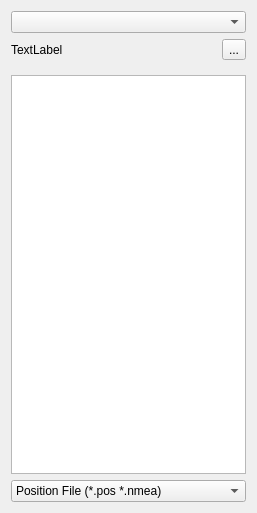
Old version of the form app/qtapp/rtkplot_qt/fileseldlg.ui in the repository lhuisman/myRTKLIB.
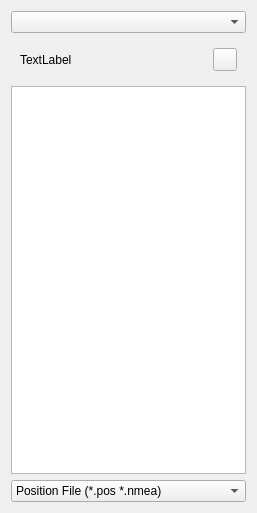
New version of the form. Icons and pictures are not drawn.

Patch:
```diff
--- a/app/qtapp/rtkplot_qt/fileseldlg.ui
+++ b/app/qtapp/rtkplot_qt/fileseldlg.ui
@@ -52,26 +52,8 @@
     </widget>
    </item>
    <item>
-    <widget class="QWidget" name="Panel2" native="true">
-     <property name="toolTip">
-      <string/>
-     </property>
-     <property name="text" stdset="0">
-      <string/>
-     </property>
+    <widget class="QWidget" name="panel2" native="true">
      <layout class="QVBoxLayout" name="verticalLayout_2">
-      <property name="spacing">
-       <number>0</number>
-      </property>
-      <property name="leftMargin">
-       <number>0</number>
-      </property>
-      <property name="topMargin">
-       <number>0</number>
-      </property>
-      <property name="rightMargin">
-       <number>0</number>
-      </property>
       <item>
        <widget class="QWidget" name="Panel5" native="true">
         <property name="toolTip">
@@ -111,8 +93,9 @@
            <property name="toolTip">
             <string>Choose Directory</string>
            </property>
-           <property name="text">
-            <string>...</string>
+           <property name="icon">
+            <iconset resource="../icon/resources.qrc">
+             <normaloff>:/buttons/folder</normaloff>:/buttons/folder</iconset>
            </property>
           </widget>
          </item>
@@ -123,11 +106,7 @@
     </widget>
    </item>
    <item>
-    <widget class="QListView" name="lVFileList">
-     <property name="frameShape">
-      <enum>QFrame::StyledPanel</enum>
-     </property>
-    </widget>
+    <widget class="QListView" name="lVFileList"/>
    </item>
    <item>
     <widget class="QWidget" name="Panel3" native="true">
```
Left out of the diff: 92 changed lines with no effect on the pictures.
